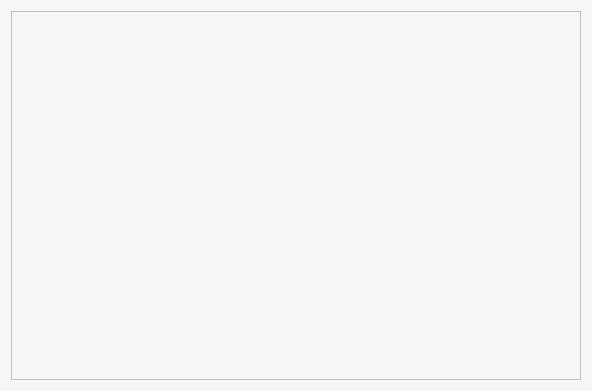
Qt form cardwidget.ui (dparker2/StudyGroup) before a commit.
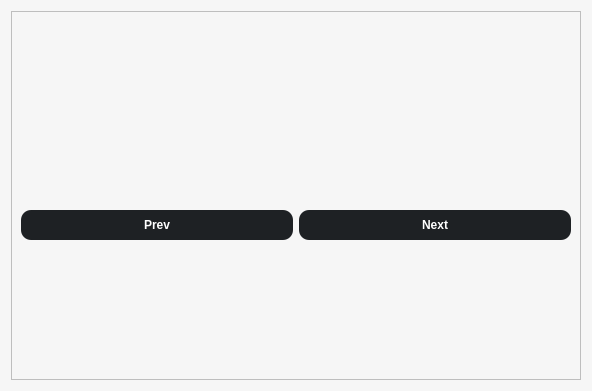
The same form after that commit.

```diff
--- a/cardwidget.ui
+++ b/cardwidget.ui
@@ -23,7 +23,7 @@
    <string notr="true">background-color: rgb(246,246,246);</string>
   </property>
   <layout class="QGridLayout" name="gridLayout">
-   <item row="0" column="0">
+   <item row="1" column="0">
     <widget class="QFrame" name="frame">
      <property name="sizePolicy">
       <sizepolicy hsizetype="Expanding" vsizetype="Expanding">
@@ -38,66 +38,79 @@
       <enum>QFrame::Raised</enum>
      </property>
      <layout class="QGridLayout" name="gridLayout_2">
-      <item row="0" column="0">
-       <layout class="QHBoxLayout" name="horizontalLayout_3">
-        <item>
-         <spacer name="horizontalSpacer">
-          <property name="orientation">
-           <enum>Qt::Horizontal</enum>
-          </property>
-          <property name="sizeHint" stdset="0">
-           <size>
-            <width>40</width>
-            <height>20</height>
-           </size>
-          </property>
-         </spacer>
-        </item>
-       </layout>
-      </item>
-      <item row="2" column="0">
+      <item row="1" column="0">
        <layout class="QGridLayout" name="gridLayout_4">
         <item row="0" column="0">
-         <widget class="QScrollArea" name="card_scrollArea">
-          <property name="sizePolicy">
-           <sizepolicy hsizetype="Preferred" vsizetype="MinimumExpanding">
-            <horstretch>0</horstretch>
-            <verstretch>0</verstretch>
-           </sizepolicy>
+         <widget class="QWidget" name="card_container" native="true"/>
+        </item>
+       </layout>
+      </item>
+      <item row="3" column="0">
+       <spacer name="verticalSpacer">
+        <property name="orientation">
+         <enum>Qt::Vertical</enum>
+        </property>
+        <property name="sizeType">
+         <enum>QSizePolicy::Preferred</enum>
+        </property>
+        <property name="sizeHint" stdset="0">
+         <size>
+          <width>20</width>
+          <height>130</height>
+         </size>
+        </property>
+       </spacer>
+      </item>
+      <item row="2" column="0">
+       <layout class="QHBoxLayout" name="horizontalLayout">
+        <item>
+         <widget class="QPushButton" name="prev_btn">
+          <property name="styleSheet">
+           <string notr="true">QPushButton {
+background-color: rgb(30, 33, 36);
+color: white; 
+font:bold;
+padding: 8px 12px 8px 12px;
+border: 0px;
+border-radius:10px;
+}
+
+QPushButton:hover {
+	background-color: rgba(0, 127, 177, 0.6);
+}
+
+QPushButton:checked {
+	background-color: rgb(0, 127, 177);
+}</string>
           </property>
-          <property name="maximumSize">
-           <size>
-            <width>16777215</width>
-            <height>500</height>
-           </size>
+          <property name="text">
+           <string>Prev</string>
           </property>
+         </widget>
+        </item>
+        <item>
+         <widget class="QPushButton" name="next_btn">
           <property name="styleSheet">
-           <string notr="true">border-style: none;</string>
+           <string notr="true">QPushButton {
+background-color: rgb(30, 33, 36);
+color: white; 
+font:bold;
+padding: 8px 12px 8px 12px;
+border: 0px;
+border-radius:10px;
+}
+
+QPushButton:hover {
+	background-color: rgba(0, 127, 177, 0.6);
+}
+
+QPushButton:checked {
+	background-color: rgb(0, 127, 177);
+}</string>
           </property>
-          <property name="sizeAdjustPolicy">
-           <enum>QAbstractScrollArea::AdjustIgnored</enum>
+          <property name="text">
+           <string>Next</string>
           </property>
-          <property name="widgetResizable">
-           <bool>true</bool>
-          </property>
-          <property name="alignment">
-           <set>Qt::AlignCenter</set>
-          </property>
-          <widget class="QWidget" name="scrollAreaWidgetContents">
-           <property name="geometry">
-            <rect>
-             <x>0</x>
-             <y>0</y>
-             <width>540</width>
-             <height>307</height>
-            </rect>
-           </property>
-           <layout class="QHBoxLayout" name="horizontalLayout_2">
-            <item>
-             <widget class="QWidget" name="card_container" native="true"/>
-            </item>
-           </layout>
-          </widget>
          </widget>
         </item>
        </layout>
```
